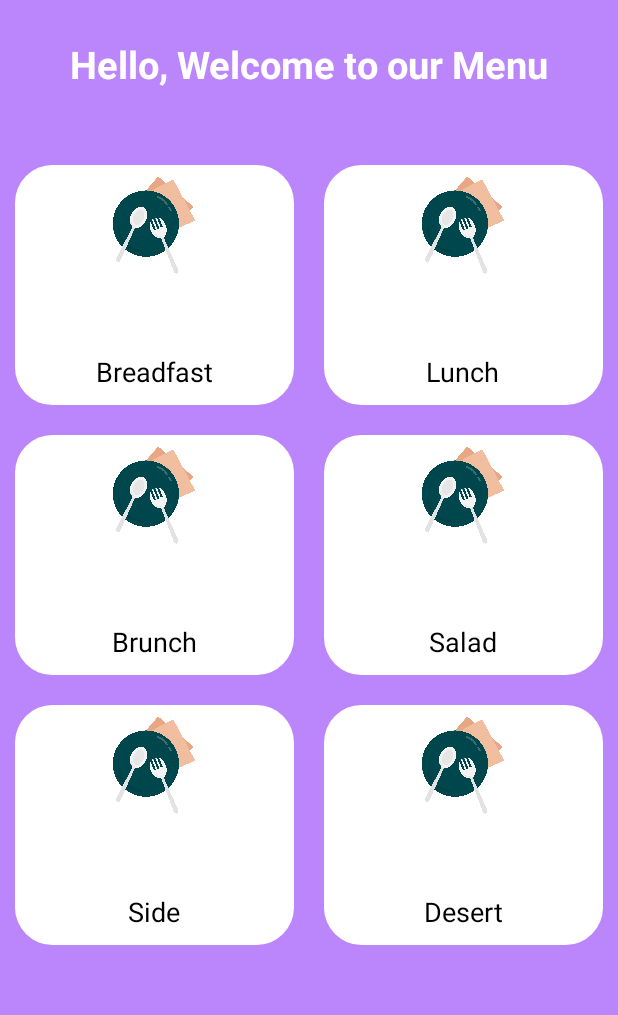
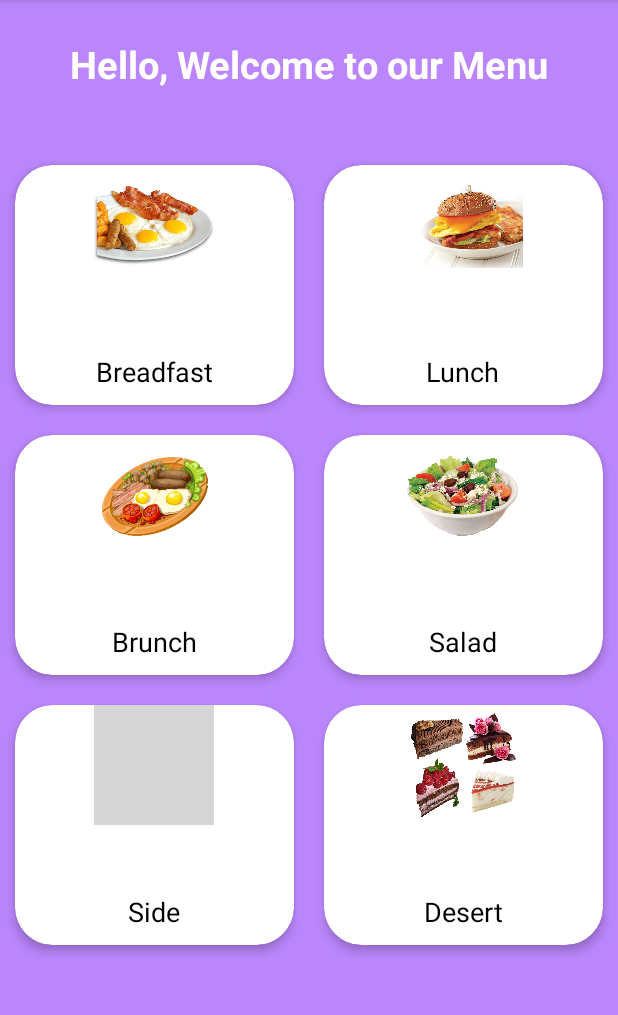
Before and after one commit to zhua040/CafeApp, an Android app: the Food_MainActivity screen opened directly, with no data from a screen before it, on a phone screen of 412 x 824 dp, the part 84-1099 px from its top. Run offline under Robolectric (Android 15) with nearby library versions, the phone set to English and light mode, and no system bars; grey boxes are pictures that could not be loaded.

Commit message:
img update

```diff
--- a/app/src/main/res/layout/food_main_activity_layout.xml
+++ b/app/src/main/res/layout/food_main_activity_layout.xml
@@ -40,7 +40,7 @@
                 <ImageView
                     android:layout_width="80dp"
                     android:layout_height="80dp"
-                    android:src="@drawable/lunch"
+                    android:src="@drawable/breakfast"
                     android:layout_centerHorizontal="true"/>
 
                 <TextView
@@ -73,7 +73,7 @@
                 <ImageView
                     android:layout_width="80dp"
                     android:layout_height="80dp"
-                    android:src="@drawable/lunch"
+                    android:src="@drawable/lunch2"
                     android:layout_centerHorizontal="true"/>
 
                 <TextView
@@ -106,7 +106,7 @@
                 <ImageView
                     android:layout_width="80dp"
                     android:layout_height="80dp"
-                    android:src="@drawable/lunch"
+                    android:src="@drawable/brunch"
                     android:layout_centerHorizontal="true"/>
 
                 <TextView
@@ -139,7 +139,7 @@
                 <ImageView
                     android:layout_width="80dp"
                     android:layout_height="80dp"
-                    android:src="@drawable/lunch"
+                    android:src="@drawable/salad"
                     android:layout_centerHorizontal="true"/>
 
                 <TextView
@@ -172,7 +172,7 @@
                 <ImageView
                     android:layout_width="80dp"
                     android:layout_height="80dp"
-                    android:src="@drawable/lunch"
+                    android:src="@drawable/sides"
                     android:layout_centerHorizontal="true"/>
 
                 <TextView
@@ -205,7 +205,7 @@
                 <ImageView
                     android:layout_width="80dp"
                     android:layout_height="80dp"
-                    android:src="@drawable/lunch"
+                    android:src="@drawable/desert"
                     android:layout_centerHorizontal="true"/>
 
                 <TextView
```
Also changed, not shown: app/src/main/res/drawable/breakfast.png (added), app/src/main/res/drawable/brunch.png (added), app/src/main/res/drawable/desert.png (added), app/src/main/res/drawable/lunch2.png (added), app/src/main/res/drawable/salad.png (added), 1 other file.
